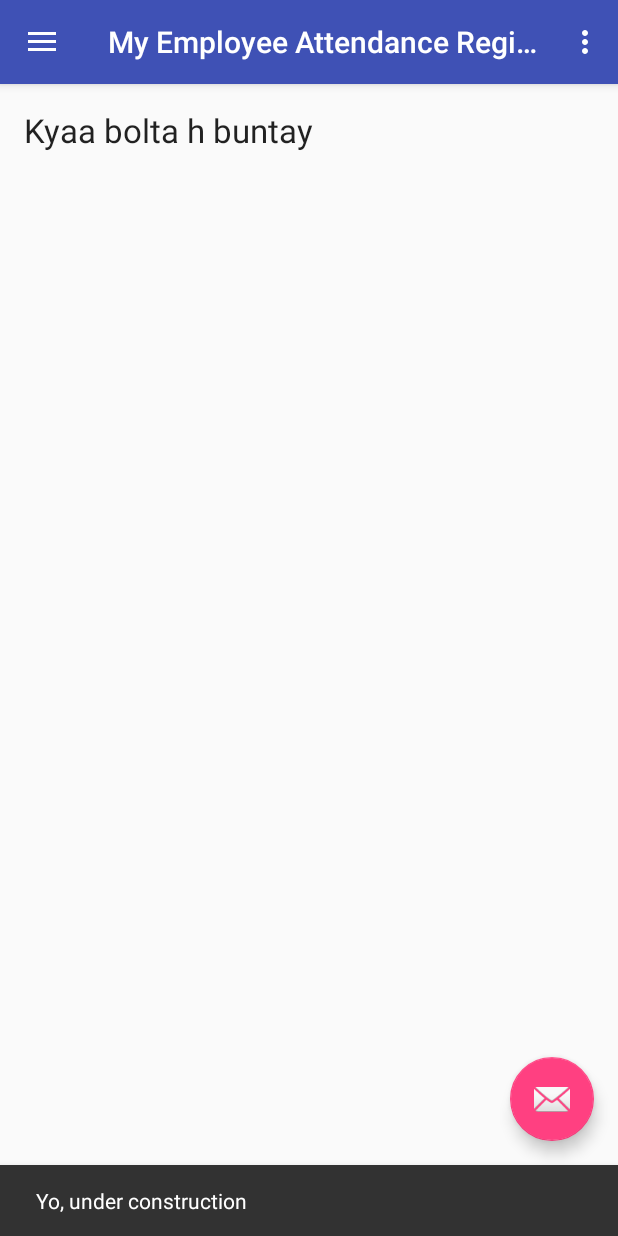
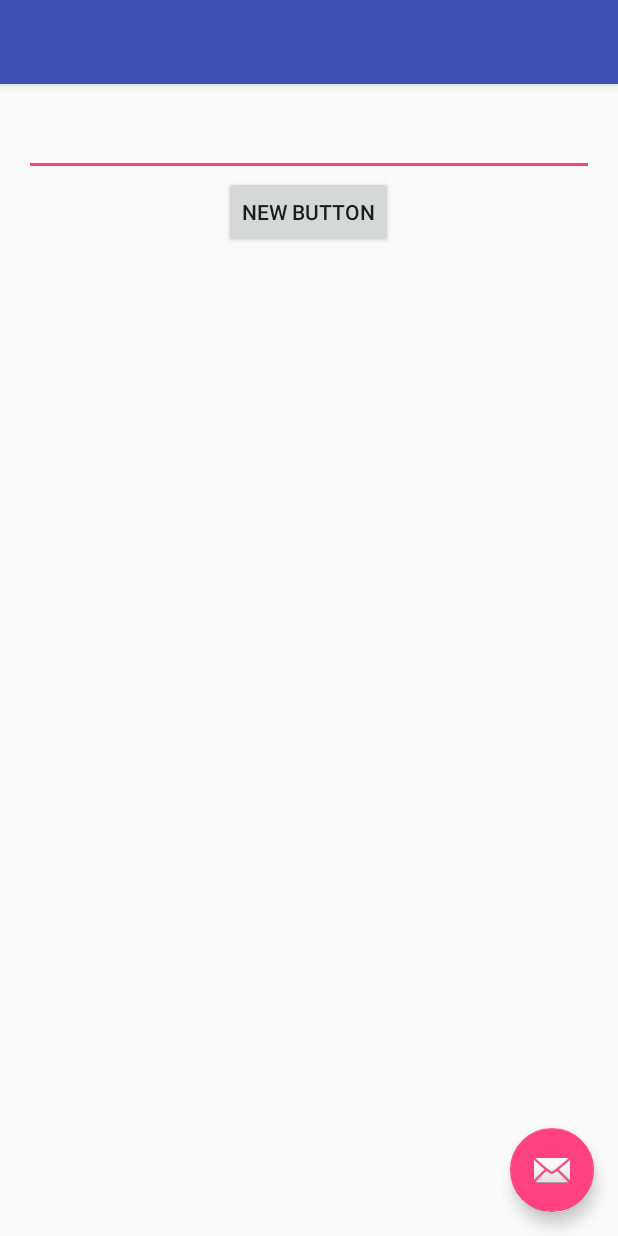
Before and after one commit to sylveryte/MyEmployeeAttendanceRegister, an Android app: the screen it shows after launch (HomeActivity before the commit, AdditionActivity after it), after a tap on an icon or button, on a phone screen of 412 x 824 dp. Run offline under Robolectric (Android 15) with nearby library versions, the phone set to English and light mode, and no system bars; 2 statements that could not run were skipped.

Commit message:
leave bd

```diff
--- a/app/src/main/java/com/codedleaf/sylveryte/myemployeeattendanceregister/AdditionActivity.java
+++ b/app/src/main/java/com/codedleaf/sylveryte/myemployeeattendanceregister/AdditionActivity.java
@@ -1,29 +1,35 @@
 package com.codedleaf.sylveryte.myemployeeattendanceregister;
 
-import android.os.Bundle;
-import android.support.design.widget.FloatingActionButton;
-import android.support.design.widget.Snackbar;
-import android.support.v7.app.AppCompatActivity;
-import android.support.v7.widget.Toolbar;
-import android.view.View;
+import android.content.Context;
+import android.content.Intent;
+import android.support.v4.app.Fragment;
 
-public class AdditionActivity extends AppCompatActivity {
+
+public class AdditionActivity extends SingleFragmentActivity {
+
+
+    public static final String FRAGMENT_CODE="codedleaf.addition.fragment.code";
+    public static final int FRAGMENT_CODE_ADD_SITE=722;
+    public static final int FRAGMENT_CODE_ADD_EMPLOYEE=721;
+
+    public static Intent fetchIntent(Context context, int fragCode)
+    {
+        Intent i=new Intent(context,AdditionActivity.class);
+        i.putExtra(FRAGMENT_CODE,fragCode);
+        return i;
+    }
 
     @Override
-    protected void onCreate(Bundle savedInstanceState) {
-        super.onCreate(savedInstanceState);
-        setContentView(R.layout.activity_addition);
-        Toolbar toolbar = (Toolbar) findViewById(R.id.toolbar);
-        setSupportActionBar(toolbar);
+    protected Fragment createFragment() {
+        switch (getIntent().getIntExtra(FRAGMENT_CODE,FRAGMENT_CODE_ADD_SITE))
+        {
+            case FRAGMENT_CODE_ADD_SITE:
+            {
+                return SiteAdditionFragment.createInstance();
+            }
 
-        FloatingActionButton fab = (FloatingActionButton) findViewById(R.id.fab);
-        fab.setOnClickListener(new View.OnClickListener() {
-            @Override
-            public void onClick(View view) {
-                Snackbar.make(view, "Replace with your own action", Snackbar.LENGTH_LONG)
-                        .setAction("Action", null).show();
-            }
-        });
+        }
+
+        return SiteAdditionFragment.createInstance();
     }
-
 }
--- a/app/src/main/java/com/codedleaf/sylveryte/myemployeeattendanceregister/HomeActivity.java
+++ b/app/src/main/java/com/codedleaf/sylveryte/myemployeeattendanceregister/HomeActivity.java
@@ -1,5 +1,6 @@
 package com.codedleaf.sylveryte.myemployeeattendanceregister;
 
+import android.content.Intent;
 import android.os.Bundle;
 import android.support.design.widget.FloatingActionButton;
 import android.support.design.widget.Snackbar;
@@ -29,8 +30,7 @@ public class HomeActivity extends AppCompatActivity
         fab.setOnClickListener(new View.OnClickListener() {
             @Override
             public void onClick(View view) {
-                Snackbar.make(view, "Yo, under construction", Snackbar.LENGTH_LONG)
-                        .setAction("Action", null).show();
+                startActivityForResult(AdditionActivity.fetchIntent(HomeActivity.this,AdditionActivity.FRAGMENT_CODE_ADD_SITE),01);
             }
         });
 
@@ -45,7 +45,7 @@ public class HomeActivity extends AppCompatActivity
 
 
         FragmentManager fragmentManager=getSupportFragmentManager();
-        Fragment fragment=Sites_Fragment.newInstance();
+        Fragment fragment= SitesFragment.newInstance();
 
         fragmentManager.beginTransaction()
                 .add(R.id.home_fragment_container,fragment)
--- /dev/null
+++ b/app/src/main/java/com/codedleaf/sylveryte/myemployeeattendanceregister/LabObservable.java
@@ -0,0 +1,9 @@
+package com.codedleaf.sylveryte.myemployeeattendanceregister;
+
+/**
+ * Created by sylveryte on 12/6/16.
+ */
+public interface LabObservable {
+
+    public void update();
+}
--- /dev/null
+++ b/app/src/main/java/com/codedleaf/sylveryte/myemployeeattendanceregister/SingleFragmentActivity.java
@@ -0,0 +1,32 @@
+package com.codedleaf.sylveryte.myemployeeattendanceregister;
+
+import android.os.Bundle;
+import android.support.v4.app.Fragment;
+import android.support.v4.app.FragmentManager;
+import android.support.v7.app.AppCompatActivity;
+
+/**
+ * Created by sylveryte on 12/6/16.
+ */
+
+
+public abstract class SingleFragmentActivity extends AppCompatActivity {
+
+        @Override
+        public void onCreate(Bundle savedInstanceState) {
+            super.onCreate(savedInstanceState);
+            setContentView(R.layout.activity_addition);
+            FragmentManager fm = getSupportFragmentManager();
+            Fragment fragment = fm.findFragmentById(R.id.addition_fragment_container);
+
+            if (fragment == null) {
+                fragment = createFragment();
+                fm.beginTransaction()
+                        .add(R.id.addition_fragment_container, fragment)
+                        .commit();
+            }
+        }
+
+        protected abstract Fragment createFragment();
+
+}
--- a/app/src/main/java/com/codedleaf/sylveryte/myemployeeattendanceregister/SiteAdditionFragment.java
+++ b/app/src/main/java/com/codedleaf/sylveryte/myemployeeattendanceregister/SiteAdditionFragment.java
@@ -40,7 +40,11 @@ public class SiteAdditionFragment extends Fragment {
             }
         });
 
-
         return v;
     }
+
+    public static SiteAdditionFragment createInstance()
+    {
+        return new SiteAdditionFragment();
+    }
 }
--- /dev/null
+++ b/app/src/main/java/com/codedleaf/sylveryte/myemployeeattendanceregister/SitesFragment.java
@@ -0,0 +1,83 @@
+package com.codedleaf.sylveryte.myemployeeattendanceregister;
+
+import android.os.Bundle;
+import android.support.annotation.Nullable;
+import android.support.v4.app.Fragment;
+import android.support.v7.widget.LinearLayoutManager;
+import android.support.v7.widget.RecyclerView;
+import android.view.LayoutInflater;
+import android.view.View;
+import android.view.ViewGroup;
+import android.widget.TextView;
+
+import java.util.List;
+
+/**
+ * Created by sylveryte on 11/6/16.
+ */
+public class SitesFragment extends Fragment implements LabObservable {
+
+
+    SitesLab mSitesLab;
+    List<Site> mSites;
+    View mView;
+    RecyclerView mSitesRecyclerView;
+
+    @Override
+    public void onCreate(@Nullable Bundle savedInstanceState) {
+
+        super.onCreate(savedInstanceState);
+
+        mSitesLab=SitesLab.getInstanceOf();
+        mSitesLab.addListener(this);
+        mSites=mSitesLab.getSites();
+    }
+
+    @Nullable
+    @Override
+    public View onCreateView(LayoutInflater inflater, @Nullable ViewGroup container, @Nullable Bundle savedInstanceState) {
+
+        mView=inflater.inflate(R.layout.sites_fragment,container,false);
+
+        mSitesRecyclerView=(RecyclerView)mView.findViewById(R.id.site_fragment_recycler_view);
+        mSitesRecyclerView.setLayoutManager(new LinearLayoutManager(getActivity()));
+
+
+        //// TODO: 12/6/16 clean all this too :)
+        updateView();
+
+        return mView;
+    }
+
+    private class SiteHolder extends RecyclerView.ViewHolder
+    {
+        public
+
+        public SiteHolder(View itemView) {
+            super(itemView);
+
+        }
+    }
+
+    private void updateView() {
+
+        //// TODO: 12/6/16 we probably dont need this get rid of it
+        TextView siteTitle=(TextView)mView.findViewById(R.id.textView_site_title);
+
+        Site site=mSites.get(mSites.size()-1);
+
+        siteTitle.setText(site.getTitle());
+    }
+
+    @Override
+    public void update() {
+        updateView();
+    }
+
+    public static Fragment newInstance()
+    {
+        return new SitesFragment();
+    }
+
+
+}
--- a/app/src/main/java/com/codedleaf/sylveryte/myemployeeattendanceregister/SitesLab.java
+++ b/app/src/main/java/com/codedleaf/sylveryte/myemployeeattendanceregister/SitesLab.java
@@ -1,10 +1,8 @@
 package com.codedleaf.sylveryte.myemployeeattendanceregister;
-
-import android.widget.Toast;
 
 import java.util.ArrayList;
 import java.util.List;
-import java.util.Random;
+
 
 /**
  * Created by sylveryte on 12/6/16.
@@ -14,10 +12,23 @@ public class SitesLab {
     public static SitesLab sLab;
 
     List<Site> mSites;
+    List<LabObservable> mObserverables;
+
 
     private SitesLab()
     {
-            mSites=new ArrayList<>();
+        mSites=new ArrayList<>();
+        mObserverables=new ArrayList<>();
+
+
+        //// TODO: 12/6/16 get rid of this fake db
+        for (int i=42;i<200;i++)
+        {
+            Site site=new Site();
+            site.setTitle("Site "+i);
+            mSites.add(site);
+        }
+
     }
 
     public static SitesLab getInstanceOf()
@@ -28,24 +39,28 @@ public class SitesLab {
 
         }
 
-        if (sLab!=null)
-        {
-            Entry e=new Entry();
-        }
-
         return sLab;
     }
 
     public void addSite(Site site)
     {
         mSites.add(site);
+        alertAllObservers();
     }
 
-    //// TODO: 12/6/16 replace this with global iterator
-    public Site getASite()
+
+    public void addListener(LabObservable labObservable)
     {
-        Random random=new Random();
-        return mSites.get(random.nextInt(mSites.size()));
+        mObserverables.add(labObservable);
     }
 
+    private void alertAllObservers()
+    {
+        for (LabObservable labObservable :mObserverables)
+            labObservable.update();
+    }
+
+    public List<Site> getSites() {
+        return mSites;
+    }
 }
--- a/app/src/main/java/com/codedleaf/sylveryte/myemployeeattendanceregister/Sites_Fragment.java
+++ /dev/null
@@ -1,45 +0,0 @@
-package com.codedleaf.sylveryte.myemployeeattendanceregister;
-
-import android.os.Bundle;
-import android.support.annotation.Nullable;
-import android.support.v4.app.Fragment;
-import android.view.LayoutInflater;
-import android.view.View;
-import android.view.ViewGroup;
-import android.widget.TextView;
-
-/**
- * Created by sylveryte on 11/6/16.
- */
-public class Sites_Fragment extends Fragment {
-
-
-    @Override
-    public void onCreate(@Nullable Bundle savedInstanceState) {
-        super.onCreate(savedInstanceState);
-
-
-    }
-
-    @Nullable
-    @Override
-    public View onCreateView(LayoutInflater inflater, @Nullable ViewGroup container, @Nullable Bundle savedInstanceState) {
-
-        View v=inflater.inflate(R.layout.sites_fragment,container,false);
-
-        //// TODO: 12/6/16 clean all this too :)
-        TextView siteTitle=(TextView)v.findViewById(R.id.textView_site_title);
-
-        SitesLab sitesLab;
-        sitesLab = SitesLab.getInstanceOf();
-
-        siteTitle.setText(sitesLab.getASite().getTitle());
-
-        return v;
-    }
-
-    public static Fragment newInstance()
-    {
-        return new Sites_Fragment();
-    }
-}
--- a/app/src/main/res/layout/sites_fragment.xml
+++ b/app/src/main/res/layout/sites_fragment.xml
@@ -1,13 +1,6 @@
-<?xml version="1.0" encoding="utf-8"?>
-<LinearLayout xmlns:android="http://schemas.android.com/apk/res/android"
-    android:orientation="vertical" android:layout_width="match_parent"
-    android:layout_height="match_parent">
+<android.support.v7.widget.RecyclerView
+    android:id="@+id/site_fragment_recycler_view"
 
-    <TextView
-        android:layout_width="wrap_content"
-        android:layout_height="wrap_content"
-        android:textAppearance="?android:attr/textAppearanceLarge"
-        android:text="Kyaa bolta h buntay"
-        android:id="@+id/textView_site_title"/>
-
-</LinearLayout>
+    xmlns:android="http://schemas.android.com/apk/res/android"
+    android:layout_height="match_parent"
+    android:layout_width="match_parent"/>
```
